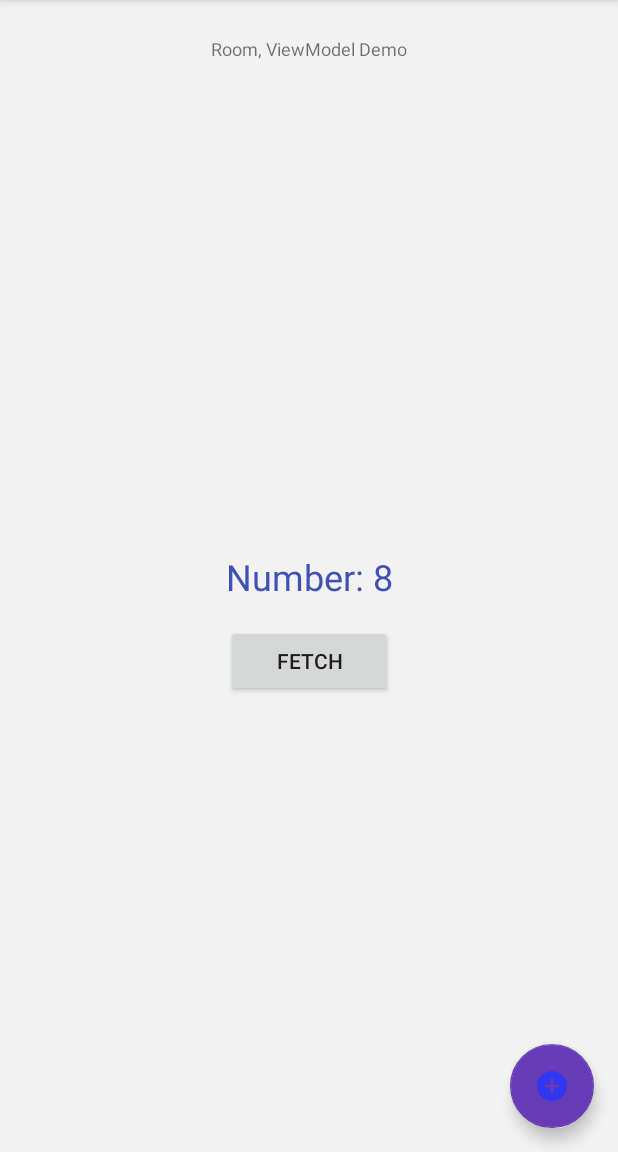
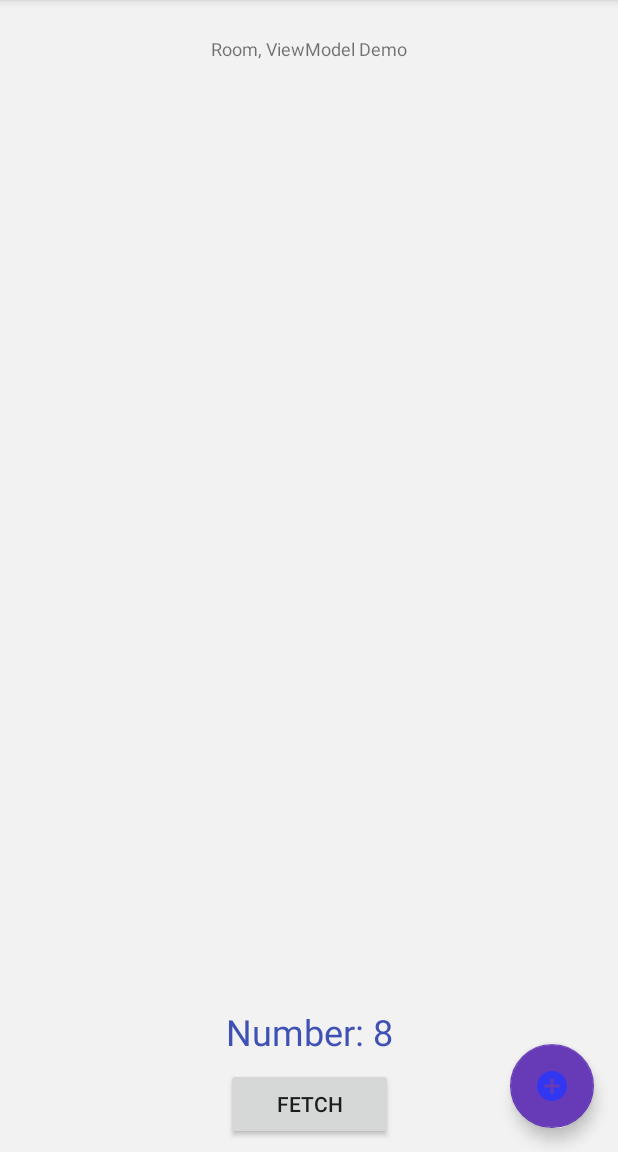
Before and after one commit to teopinillo/Android-Room-Fundamentals, an Android app: the screen it shows after launch (MainActivity), on a phone screen of 412 x 824 dp, the part 84-1236 px from its top. Run offline under Robolectric (Android 15) with nearby library versions, the phone set to English and light mode, and no system bars; our stand-ins replace Room's generated code.

Commit message:
Corrections to MainActivity layout

```diff
--- a/app/src/main/java/com/philodroid/livecycleawaredemo/BookViewModel.java
+++ b/app/src/main/java/com/philodroid/livecycleawaredemo/BookViewModel.java
@@ -25,7 +25,7 @@ public class BookViewModel extends AndroidViewModel {
         new InsertAsyncTask().execute(book);
     }
 
-    class InsertAsyncTask extends AsyncTask<Book, Void, Void> {
+    private class InsertAsyncTask extends AsyncTask<Book, Void, Void> {
 
         @Override
         protected Void doInBackground(Book... books) {
--- a/app/src/main/java/com/philodroid/livecycleawaredemo/MainActivity.java
+++ b/app/src/main/java/com/philodroid/livecycleawaredemo/MainActivity.java
@@ -14,6 +14,7 @@ import androidx.lifecycle.Observer;
 import androidx.lifecycle.ViewModelProviders;
 
 import com.google.android.material.floatingactionbutton.FloatingActionButton;
+import com.philodroid.Data.Book;
 
 import java.util.UUID;
 
@@ -22,6 +23,7 @@ public class MainActivity extends AppCompatActivity {
     private static final int NEW_NOTE_ACTIVITY_REQUEST_CODE = 9;
     private static String TAG = MainActivity.class.getSimpleName();
     private MainActivityViewModel model;
+    private BookViewModel bookViewModel;
     private TextView tvNumber;
     private MutableLiveData<String> randomN;
     private Button btFecth;
@@ -41,9 +43,9 @@ public class MainActivity extends AppCompatActivity {
                 Intent intentAddBook = new Intent(getApplicationContext(), NewBookActivity.class);
                 startActivityForResult(intentAddBook, NEW_NOTE_ACTIVITY_REQUEST_CODE);
             }
+        });
 
 
-        });
         getLifecycle().addObserver(new MainActivityObserver());
 
         final Observer<String> numberObserver = new Observer<String>() {
@@ -63,6 +65,8 @@ public class MainActivity extends AppCompatActivity {
         // Observe the LiveData, passing in this activity as the LifecycleOwner and the observer.
 
         model = ViewModelProviders.of(this).get(MainActivityViewModel.class);
+        bookViewModel = ViewModelProviders.of(this).get(BookViewModel.class);
+
         randomN = model.getNumber();
         randomN.observe(this, numberObserver);
         tvNumber.setText(randomN.getValue());
@@ -76,6 +80,9 @@ public class MainActivity extends AppCompatActivity {
                 UUID id = UUID.randomUUID();
                 String n = data.getStringExtra(NewBookActivity.NEW_AUTHOR);
                 String t = data.getStringExtra(NewBookActivity.NEW_BOOK);
+                Book iBook = new Book(id, n, t);
+                bookViewModel.insert(iBook);
+
             }
         }
     }
--- a/app/src/main/res/layout/activity_main.xml
+++ b/app/src/main/res/layout/activity_main.xml
@@ -12,24 +12,24 @@
         android:id="@+id/tvNumber"
         android:layout_width="wrap_content"
         android:layout_height="wrap_content"
-        android:text="Random Number"
+        android:layout_marginBottom="8dp"
+        android:text="@string/random_number"
         android:textAlignment="center"
         android:textColor="#3F51B5"
         android:textSize="24sp"
-        app:layout_constraintBottom_toBottomOf="parent"
+        app:layout_constraintBottom_toTopOf="@+id/btFetch"
         app:layout_constraintLeft_toLeftOf="parent"
-        app:layout_constraintRight_toRightOf="parent"
-        app:layout_constraintTop_toTopOf="parent" />
+        app:layout_constraintRight_toRightOf="parent" />
 
     <Button
         android:id="@+id/btFetch"
         android:layout_width="0dp"
         android:layout_height="wrap_content"
-        android:layout_marginTop="16dp"
-        android:text="Fetch"
+        android:layout_marginBottom="8dp"
+        android:text="@string/fetch"
+        app:layout_constraintBottom_toBottomOf="parent"
         app:layout_constraintEnd_toEndOf="@+id/tvNumber"
-        app:layout_constraintStart_toStartOf="@+id/tvNumber"
-        app:layout_constraintTop_toBottomOf="@+id/tvNumber" />
+        app:layout_constraintStart_toStartOf="@+id/tvNumber" />
 
     <TextView
         android:id="@+id/textView"
@@ -56,6 +56,7 @@
         android:clickable="true"
         app:layout_constraintBottom_toBottomOf="parent"
         app:layout_constraintEnd_toEndOf="parent"
+        android:focusable="true"
         app:srcCompat="@drawable/ic_add" />
 
 </androidx.constraintlayout.widget.ConstraintLayout>
--- a/app/src/main/res/values/strings.xml
+++ b/app/src/main/res/values/strings.xml
@@ -4,5 +4,7 @@
     <string name="author_name">Author Name</string>
     <string name="book_title">Book Title</string>
     <string name="new_book">New Book</string>
+    <string name="random_number">Random Number</string>
+    <string name="fetch">Fetch</string>
 
 </resources>
```
